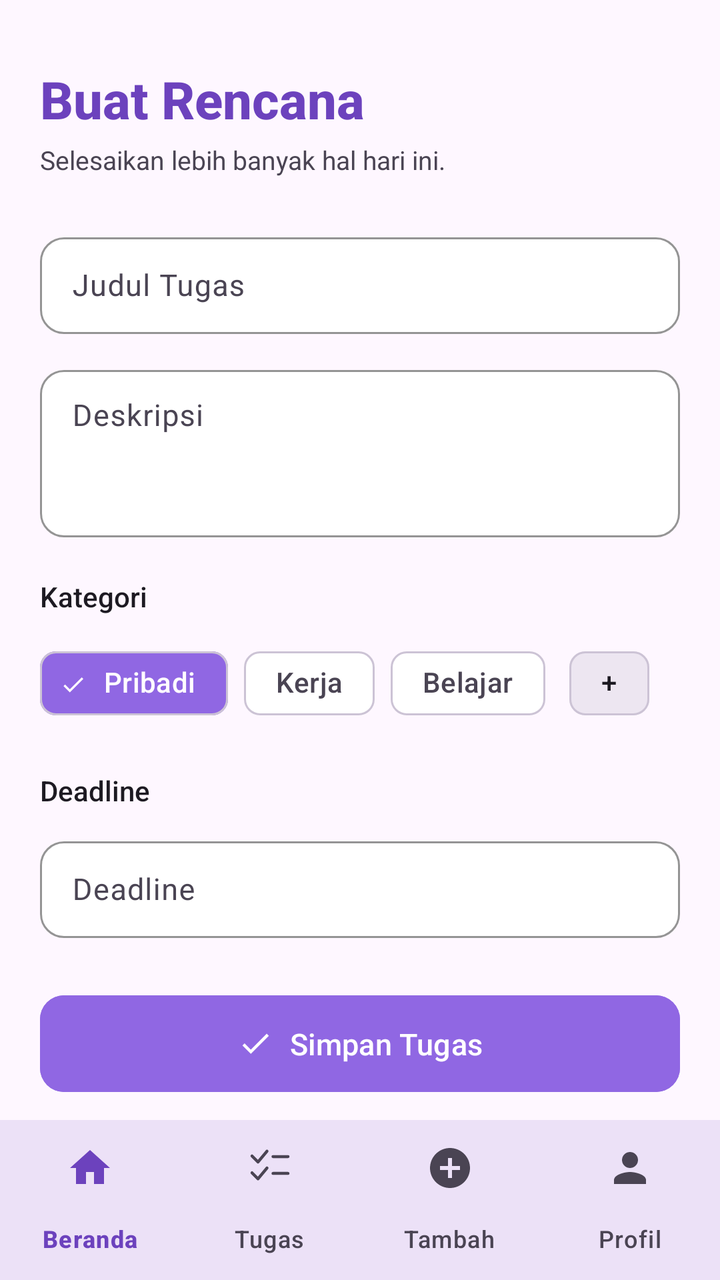
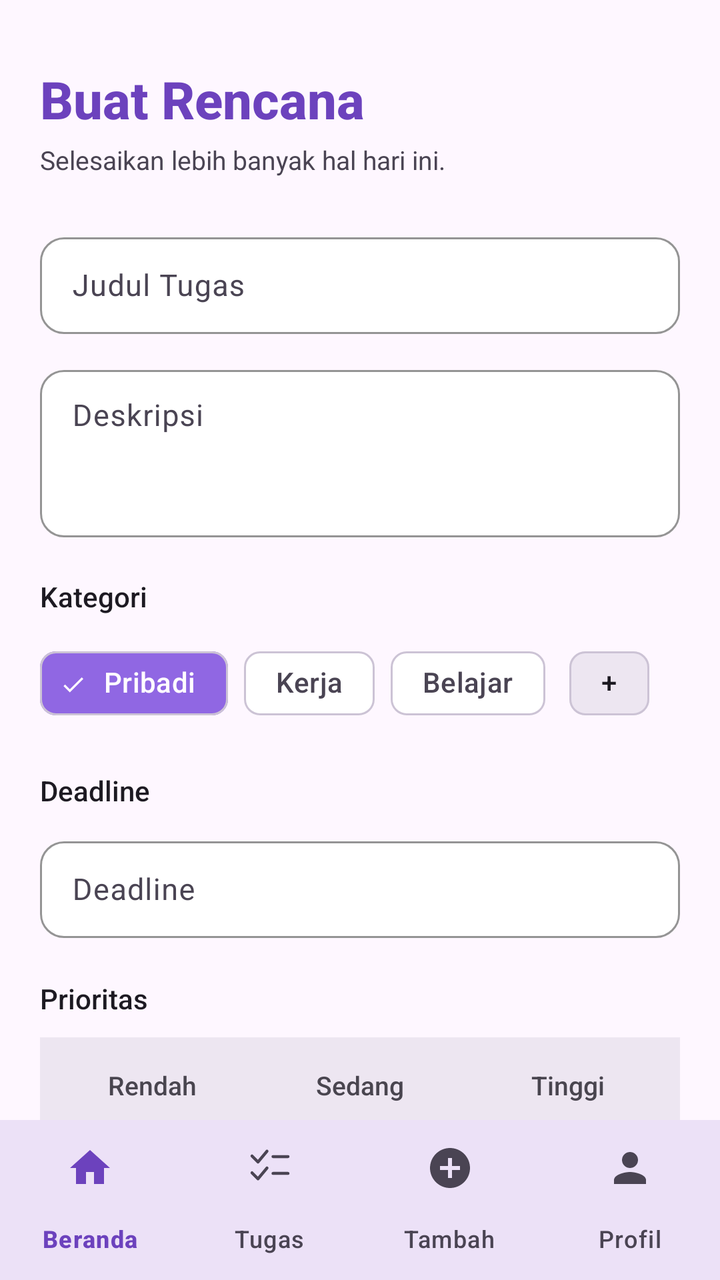

Compare the two renders of this Android layout. The source of the first and the diff that turns it into the second are given below.
<!-- AndroidManifest.xml: application theme Theme.ToDoList -->
<!-- res/layout/activity_add_task.xml -->
<?xml version="1.0" encoding="utf-8"?>
<androidx.coordinatorlayout.widget.CoordinatorLayout
    xmlns:android="http://schemas.android.com/apk/res/android"
    xmlns:app="http://schemas.android.com/apk/res-auto"
    android:id="@+id/main"
    android:layout_width="match_parent"
    android:layout_height="match_parent"
    android:background="@color/background">

    <androidx.core.widget.NestedScrollView
        android:layout_width="match_parent"
        android:layout_height="match_parent"
        android:paddingBottom="80dp"
        android:clipToPadding="false">

        <LinearLayout
            android:layout_width="match_parent"
            android:layout_height="wrap_content"
            android:orientation="vertical"
            android:paddingHorizontal="20dp"
            android:paddingTop="32dp"
            android:paddingBottom="16dp">

            
            <TextView
                android:layout_width="wrap_content"
                android:layout_height="wrap_content"
                android:text="Buat Rencana"
                android:textSize="26sp"
                android:textColor="@color/primary"
                android:textStyle="bold"
                android:fontFamily="sans-serif-medium" />

            <TextView
                android:layout_width="wrap_content"
                android:layout_height="wrap_content"
                android:layout_marginTop="4dp"
                android:text="Selesaikan lebih banyak hal hari ini."
                android:textSize="13sp"
                android:textColor="@color/on_surface_variant" />

            
            <com.google.android.material.textfield.TextInputLayout
                android:id="@+id/tilTitle"
                style="@style/Widget.ToDoList.TextInputLayout"
                android:layout_width="match_parent"
                android:layout_height="wrap_content"
                android:layout_marginTop="24dp"
                android:hint="Judul Tugas"
                app:placeholderText="Apa yang harus dikerjakan?">

                <com.google.android.material.textfield.TextInputEditText
                    android:id="@+id/etTitle"
                    android:layout_width="match_parent"
                    android:layout_height="wrap_content"
                    android:inputType="textCapSentences"
                    android:paddingVertical="14dp"
                    android:textSize="15sp"
                    android:textColor="@color/on_surface"
                    android:textColorHint="@color/outline" />
            </com.google.android.material.textfield.TextInputLayout>

            
            <com.google.android.material.textfield.TextInputLayout
                android:id="@+id/tilDesc"
                style="@style/Widget.ToDoList.TextInputLayout"
                android:layout_width="match_parent"
                android:layout_height="wrap_content"
                android:layout_marginTop="12dp"
                android:hint="Deskripsi"
                app:placeholderText="Tambahkan detail tugas di sini...">

                <com.google.android.material.textfield.TextInputEditText
                    android:id="@+id/etDesc"
                    android:layout_width="match_parent"
                    android:layout_height="wrap_content"
                    android:inputType="textMultiLine|textCapSentences"
                    android:minLines="3"
                    android:gravity="top"
                    android:paddingVertical="14dp"
                    android:textSize="15sp"
                    android:textColor="@color/on_surface"
                    android:textColorHint="@color/outline" />
            </com.google.android.material.textfield.TextInputLayout>

            
            <TextView
                android:layout_width="wrap_content"
                android:layout_height="wrap_content"
                android:layout_marginTop="20dp"
                android:text="Kategori"
                android:textSize="14sp"
                android:textColor="@color/on_surface"
                android:fontFamily="sans-serif-medium" />

            
            <HorizontalScrollView
                android:layout_width="match_parent"
                android:layout_height="wrap_content"
                android:layout_marginTop="10dp"
                android:scrollbars="none">

                <com.google.android.material.chip.ChipGroup
                    android:id="@+id/chipGroupCategory"
                    android:layout_width="wrap_content"
                    android:layout_height="wrap_content"
                    app:singleSelection="true"
                    app:selectionRequired="true">

                    <com.google.android.material.chip.Chip
                        android:id="@+id/chipPribadi"
                        style="@style/Widget.Material3.Chip.Filter"
                        android:layout_width="wrap_content"
                        android:layout_height="wrap_content"
                        android:text="Pribadi"
                        android:checked="true"
                        app:chipBackgroundColor="@color/selector_chip_bg"
                        app:chipStrokeColor="@color/outline_variant"
                        app:chipStrokeWidth="1dp" />

                    <com.google.android.material.chip.Chip
                        android:id="@+id/chipKerja"
                        style="@style/Widget.Material3.Chip.Filter"
                        android:layout_width="wrap_content"
                        android:layout_height="wrap_content"
                        android:text="Kerja"
                        app:chipBackgroundColor="@color/selector_chip_bg"
                        app:chipStrokeColor="@color/outline_variant"
                        app:chipStrokeWidth="1dp" />

                    <com.google.android.material.chip.Chip
                        android:id="@+id/chipBelajar"
                        style="@style/Widget.Material3.Chip.Filter"
                        android:layout_width="wrap_content"
                        android:layout_height="wrap_content"
                        android:text="Belajar"
                        app:chipBackgroundColor="@color/selector_chip_bg"
                        app:chipStrokeColor="@color/outline_variant"
                        app:chipStrokeWidth="1dp" />

                    <com.google.android.material.chip.Chip
                        android:id="@+id/chipTambah"
                        style="@style/Widget.Material3.Chip.Assist"
                        android:layout_width="wrap_content"
                        android:layout_height="wrap_content"
                        android:text="+"
                        app:chipBackgroundColor="@color/surface_container_high"
                        app:chipStrokeColor="@color/outline_variant"
                        app:chipStrokeWidth="1dp" />

                </com.google.android.material.chip.ChipGroup>
            </HorizontalScrollView>

            
            <TextView
                android:layout_width="wrap_content"
                android:layout_height="wrap_content"
                android:layout_marginTop="20dp"
                android:text="Deadline"
                android:textSize="14sp"
                android:textColor="@color/on_surface"
                android:fontFamily="sans-serif-medium" />

            
            <com.google.android.material.textfield.TextInputLayout
                android:id="@+id/tilDeadline"
                style="@style/Widget.ToDoList.TextInputLayout"
                android:layout_width="match_parent"
                android:layout_height="wrap_content"
                android:layout_marginTop="10dp"
                android:hint="Deadline"
                app:placeholderText="Pilih tanggal &amp; waktu"
                app:endIconDrawable="@drawable/ic_calendar_small"
                app:endIconTint="@color/outline">

                <com.google.android.material.textfield.TextInputEditText
                    android:id="@+id/etDeadline"
                    android:layout_width="match_parent"
                    android:layout_height="wrap_content"
                    android:focusable="false"
                    android:clickable="true"
                    android:paddingVertical="14dp"
                    android:textSize="15sp"
                    android:textColor="@color/on_surface"
                    android:textColorHint="@color/outline" />
            </com.google.android.material.textfield.TextInputLayout>

            
            <com.google.android.material.button.MaterialButton
                android:id="@+id/btnSave"
                style="@style/Widget.ToDoList.Button.Primary"
                android:layout_width="match_parent"
                android:layout_height="wrap_content"
                android:layout_marginTop="28dp"
                android:text="Simpan Tugas"
                app:icon="@drawable/ic_check"
                app:iconGravity="textStart"
                app:iconTint="@color/white"
                android:textSize="15sp" />

        </LinearLayout>
    </androidx.core.widget.NestedScrollView>

    
    <com.google.android.material.bottomnavigation.BottomNavigationView
        android:id="@+id/bottomNav"
        android:layout_width="match_parent"
        android:layout_height="wrap_content"
        android:layout_gravity="bottom"
        android:background="@color/surface"
        app:menu="@menu/menu_bottom_nav"
        app:itemIconTint="@color/selector_bottom_nav"
        app:itemTextColor="@color/selector_bottom_nav"
        app:labelVisibilityMode="labeled"
        app:elevation="8dp" />

</androidx.coordinatorlayout.widget.CoordinatorLayout>
<!-- resources referenced by this layout -->
<resources>
  <color name="background">#FEF7FF</color>
  <color name="on_surface">#1D1A22</color>
  <color name="on_surface_variant">#4A4453</color>
  <color name="outline">#7B7484</color>
  <color name="outline_variant">#CCC3D5</color>
  <color name="primary">#6C42BD</color>
  <color name="surface">#FEF7FF</color>
  <color name="surface_container_high">#EDE6F1</color>
  <color name="white">#FFFFFFFF</color>
  <!-- drawable ic_calendar_small (drawable) -->
  <?xml version="1.0" encoding="utf-8"?>
  <vector xmlns:android="http://schemas.android.com/apk/res/android"
      android:width="16dp"
      android:height="16dp"
      android:viewportWidth="24"
      android:viewportHeight="24">
      <path
          android:fillColor="#FF000000"
          android:pathData="M19,3H18V1H16V3H8V1H6V3H5C3.89,3 3,3.9 3,5V19C3,20.1 3.89,21 5,21H19C20.1,21 21,20.1 21,19V5C21,3.9 20.1,3 19,3ZM19,19H5V8H19V19ZM7,10H9V12H7V10ZM11,10H13V12H11V10ZM15,10H17V12H15V10ZM7,14H9V16H7V14ZM11,14H13V16H11V14ZM15,14H17V16H15V14Z" />
  </vector>
  <!-- drawable ic_check (drawable) -->
  <?xml version="1.0" encoding="utf-8"?>
  <vector xmlns:android="http://schemas.android.com/apk/res/android"
      android:width="24dp"
      android:height="24dp"
      android:viewportWidth="24"
      android:viewportHeight="24">
      <path
          android:fillColor="#FF000000"
          android:pathData="M9,16.17L4.83,12l-1.42,1.41L9,19 21,7l-1.41,-1.41z" />
  </vector>
  <style name="Widget.ToDoList.Button.Primary" parent="Widget.Material3.Button">
          <item name="android:backgroundTint">@color/brand_purple</item>
          <item name="android:textColor">@color/white</item>
          <item name="cornerRadius">12dp</item>
          <item name="android:paddingTop">14dp</item>
          <item name="android:paddingBottom">14dp</item>
          <item name="android:insetTop">0dp</item>
          <item name="android:insetBottom">0dp</item>
      </style>
  <style name="Widget.ToDoList.TextInputLayout" parent="Widget.Material3.TextInputLayout.OutlinedBox">
          <item name="boxCornerRadiusTopStart">12dp</item>
          <item name="boxCornerRadiusTopEnd">12dp</item>
          <item name="boxCornerRadiusBottomStart">12dp</item>
          <item name="boxCornerRadiusBottomEnd">12dp</item>
          <item name="boxStrokeColor">@color/outline_variant</item>
          <item name="boxBackgroundColor">@color/white</item>
          <item name="hintTextColor">@color/on_surface_variant</item>
      </style>
  <style name="Theme.ToDoList" parent="Base.Theme.ToDoList" />
  <color name="brand_purple">#9067E3</color>
  <color name="on_primary">#FFFFFF</color>
  <color name="primary_container">#855CD7</color>
  <color name="on_primary_container">#FFFBFF</color>
  <color name="secondary">#4648D4</color>
  <color name="on_secondary">#FFFFFF</color>
  <color name="secondary_container">#6063EE</color>
  <color name="on_secondary_container">#FFFBFF</color>
  <color name="tertiary">#6448B3</color>
  <color name="on_tertiary">#FFFFFF</color>
  <color name="tertiary_container">#7E62CE</color>
  <color name="on_tertiary_container">#FFFBFF</color>
  <color name="error">#BA1A1A</color>
  <color name="on_error">#FFFFFF</color>
  <color name="error_container">#FFDAD6</color>
  <color name="on_error_container">#93000A</color>
  <color name="surface_variant">#E7E0EB</color>
  <!-- unchanged entries left out for length: 1 -->
</resources>

<!-- the commit's change to res/layout/activity_add_task.xml (unified diff, before → after) -->
@@ -185,6 +185,63 @@
                     android:textColorHint="@color/outline" />
             </com.google.android.material.textfield.TextInputLayout>
 
+            
+            <TextView
+                android:layout_width="wrap_content"
+                android:layout_height="wrap_content"
+                android:layout_marginTop="20dp"
+                android:text="Prioritas"
+                android:textSize="14sp"
+                android:textColor="@color/on_surface"
+                android:fontFamily="sans-serif-medium" />
+
+            
+            <LinearLayout
+                android:id="@+id/layoutPriority"
+                android:layout_width="match_parent"
+                android:layout_height="48dp"
+                android:layout_marginTop="10dp"
+                android:orientation="horizontal"
+                android:background="@color/surface_container_high"
+                android:padding="4dp">
+
+                <TextView
+                    android:id="@+id/btnPriorityLow"
+                    android:layout_width="0dp"
+                    android:layout_height="match_parent"
+                    android:layout_weight="1"
+                    android:text="Rendah"
+                    android:gravity="center"
+                    android:textSize="13sp"
+                    android:fontFamily="sans-serif-medium"
+                    android:clickable="true"
+                    android:focusable="true" />
+
+                <TextView
+                    android:id="@+id/btnPriorityMed"
+                    android:layout_width="0dp"
+                    android:layout_height="match_parent"
+                    android:layout_weight="1"
+                    android:text="Sedang"
+                    android:gravity="center"
+                    android:textSize="13sp"
+                    android:fontFamily="sans-serif-medium"
+                    android:clickable="true"
+                    android:focusable="true" />
+
+                <TextView
+                    android:id="@+id/btnPriorityHigh"
+                    android:layout_width="0dp"
+                    android:layout_height="match_parent"
+                    android:layout_weight="1"
+                    android:text="Tinggi"
+                    android:gravity="center"
+                    android:textSize="13sp"
+                    android:fontFamily="sans-serif-medium"
+                    android:clickable="true"
+                    android:focusable="true" />
+
+            </LinearLayout>
             
             <com.google.android.material.button.MaterialButton
                 android:id="@+id/btnSave"
